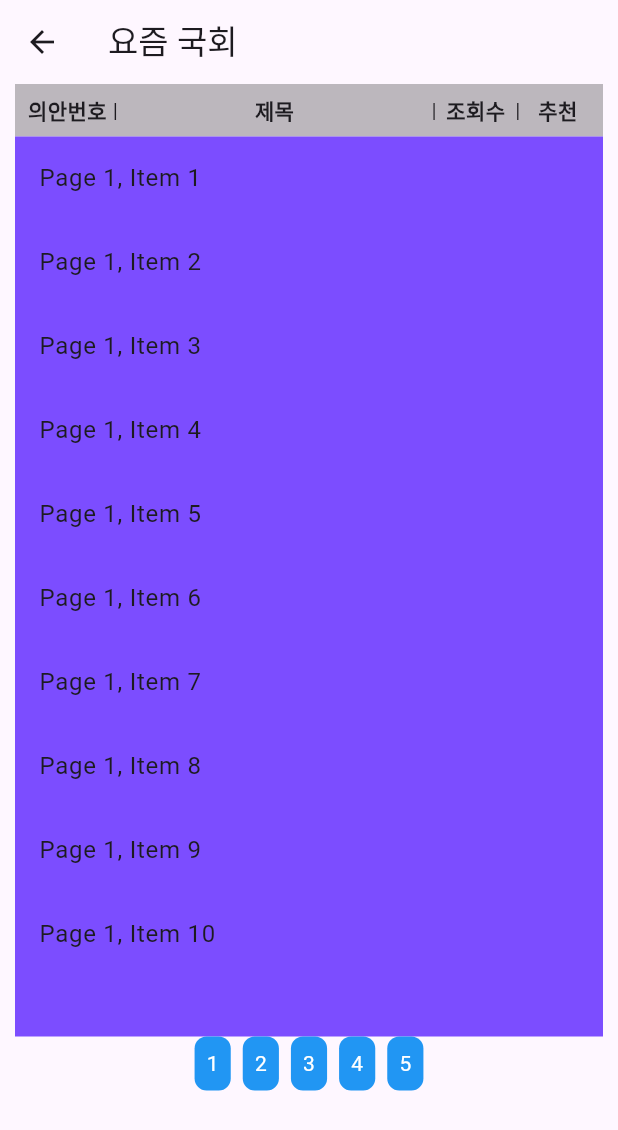
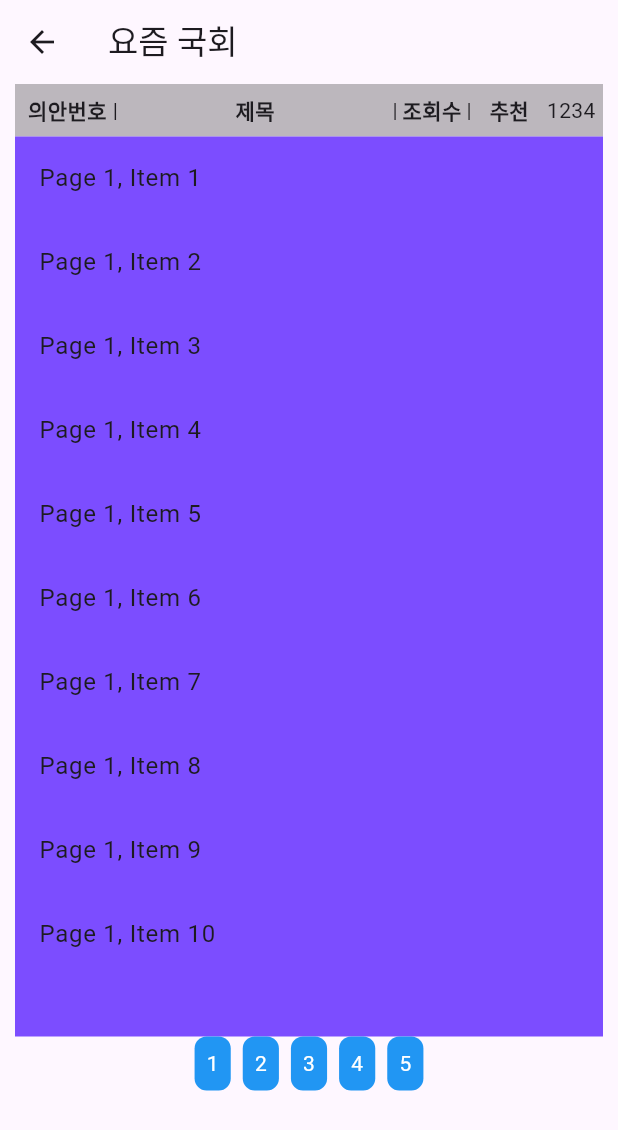
Before and after one commit to jamrice/dna-app, a Flutter app: the HomePage screen opened directly, on a phone screen of 412 x 824 dp. Shown: the top 1130 px of the screen. Run offline on Flutter 3.47's test engine with Material 3 defaults, Android fonts, the phone set to English and light mode, and no system bars; our stand-ins replace google_sign_in, smooth_page_indicator; missing offline and left inert: flutter_naver_login.

Commit message:
first push

```diff
--- a/lib/notice_board.dart
+++ b/lib/notice_board.dart
@@ -49,7 +49,7 @@ class _HomePageState extends State<HomePage> {
                       ),
                       Text("|"),
                       Expanded(
-                        flex: 4,
+                        flex: 8,
                         child: Text(
                           "제목",
                           textAlign: TextAlign.center,
@@ -58,7 +58,7 @@ class _HomePageState extends State<HomePage> {
                       ),
                       Text("|"),
                       Expanded(
-                        flex: 1,
+                        flex: 2,
                         child: Text(
                           "조회수",
                           textAlign: TextAlign.center,
@@ -74,6 +74,7 @@ class _HomePageState extends State<HomePage> {
                           style: TextStyle(fontWeight: FontWeight.bold),
                         ),
                       ),
+                      Text("1234"),
                     ],
                   ),
                 )),
```
